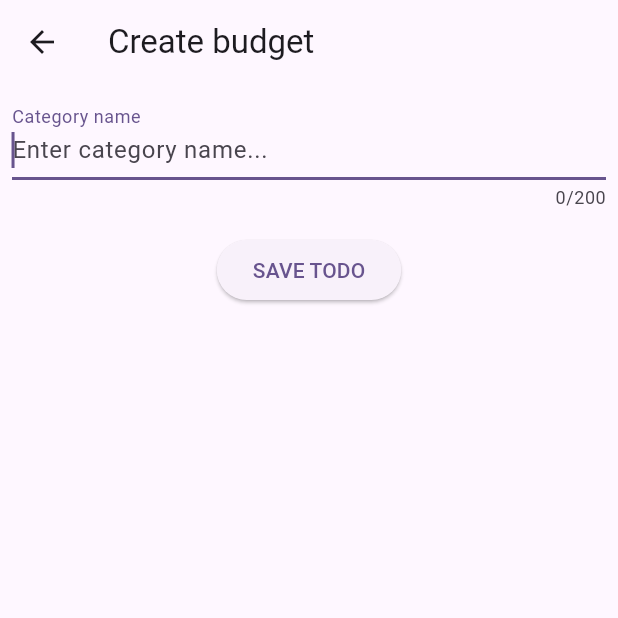
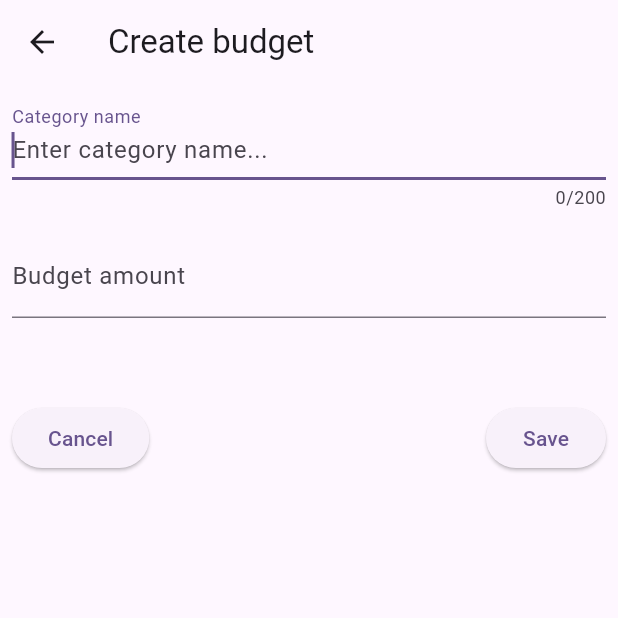
Before and after one commit to h4j4x/budgi, a Flutter app: the screen it shows after launch, after a tap on the "add" icon, on a phone screen of 412 x 824 dp, the top half of it. Run offline on Flutter 3.47's test engine with Material 2 defaults, Android fonts, the light colour scheme and no system bars; our stand-ins replace get_it.

Commit message:
l10n & budget category amount form

```diff
--- a/lib/l10n/app_en.arb
+++ b/lib/l10n/app_en.arb
@@ -2,11 +2,17 @@
   "addAction": "Add",
   "appTitle": "Budg1",
   "budget": "Budget",
+  "budgetAmount": "Budget amount",
+  "budgetAmountHint": "Enter budget amount...",
   "budgets": "Budgets",
+  "cancelAction": "Cancel",
+  "categoryName": "Category name",
+  "categoryNameHint": "Enter category name...",
   "createAction": "Create",
   "editAction": "Edit",
   "fromDate": "From date",
-  "invalidBudgetCategoryName": "Invalid budget category name",
+  "invalidBudgetAmount": "Invalid budget amount. Enter a non negative number for amount.",
+  "invalidBudgetCategoryName": "Invalid budget category name. Enter a non empty name with no more than 255 characters.",
   "prefixWithDate": "{prefix}{date}",
   "@prefixWithDate": {
     "placeholders": {
@@ -19,5 +25,6 @@
       }
     }
   },
+  "saveAction": "Save",
   "toDate": "To date"
 }
--- a/lib/l10n/l10n.dart
+++ b/lib/l10n/l10n.dart
@@ -109,11 +109,41 @@ abstract class L10n {
   /// **'Budget'**
   String get budget;
 
+  /// No description provided for @budgetAmount.
+  ///
+  /// In en, this message translates to:
+  /// **'Budget amount'**
+  String get budgetAmount;
+
+  /// No description provided for @budgetAmountHint.
+  ///
+  /// In en, this message translates to:
+  /// **'Enter budget amount...'**
+  String get budgetAmountHint;
+
   /// No description provided for @budgets.
   ///
   /// In en, this message translates to:
   /// **'Budgets'**
   String get budgets;
+
+  /// No description provided for @cancelAction.
+  ///
+  /// In en, this message translates to:
+  /// **'Cancel'**
+  String get cancelAction;
+
+  /// No description provided for @categoryName.
+  ///
+  /// In en, this message translates to:
+  /// **'Category name'**
+  String get categoryName;
+
+  /// No description provided for @categoryNameHint.
+  ///
+  /// In en, this message translates to:
+  /// **'Enter category name...'**
+  String get categoryNameHint;
 
   /// No description provided for @createAction.
   ///
@@ -133,10 +163,16 @@ abstract class L10n {
   /// **'From date'**
   String get fromDate;
 
+  /// No description provided for @invalidBudgetAmount.
+  ///
+  /// In en, this message translates to:
+  /// **'Invalid budget amount. Enter a non negative number for amount.'**
+  String get invalidBudgetAmount;
+
   /// No description provided for @invalidBudgetCategoryName.
   ///
   /// In en, this message translates to:
-  /// **'Invalid budget category name'**
+  /// **'Invalid budget category name. Enter a non empty name with no more than 255 characters.'**
   String get invalidBudgetCategoryName;
 
   /// No description provided for @prefixWithDate.
@@ -144,6 +180,12 @@ abstract class L10n {
   /// In en, this message translates to:
   /// **'{prefix}{date}'**
   String prefixWithDate(String prefix, DateTime date);
+
+  /// No description provided for @saveAction.
+  ///
+  /// In en, this message translates to:
+  /// **'Save'**
+  String get saveAction;
 
   /// No description provided for @toDate.
   ///
--- a/lib/l10n/l10n_en.dart
+++ b/lib/l10n/l10n_en.dart
@@ -16,7 +16,22 @@ class L10nEn extends L10n {
   String get budget => 'Budget';
 
   @override
+  String get budgetAmount => 'Budget amount';
+
+  @override
+  String get budgetAmountHint => 'Enter budget amount...';
+
+  @override
   String get budgets => 'Budgets';
+
+  @override
+  String get cancelAction => 'Cancel';
+
+  @override
+  String get categoryName => 'Category name';
+
+  @override
+  String get categoryNameHint => 'Enter category name...';
 
   @override
   String get createAction => 'Create';
@@ -28,7 +43,10 @@ class L10nEn extends L10n {
   String get fromDate => 'From date';
 
   @override
-  String get invalidBudgetCategoryName => 'Invalid budget category name';
+  String get invalidBudgetAmount => 'Invalid budget amount. Enter a non negative number for amount.';
+
+  @override
+  String get invalidBudgetCategoryName => 'Invalid budget category name. Enter a non empty name with no more than 255 characters.';
 
   @override
   String prefixWithDate(String prefix, DateTime date) {
@@ -39,5 +57,8 @@ class L10nEn extends L10n {
   }
 
   @override
+  String get saveAction => 'Save';
+
+  @override
   String get toDate => 'To date';
 }
--- a/lib/model/budget_category_error.dart
+++ b/lib/model/budget_category_error.dart
@@ -3,12 +3,14 @@ import 'package:flutter/material.dart';
 import '../l10n/l10n.dart';
 
 enum BudgetCategoryError {
-  invalidCategoryName;
+  invalidCategoryName,
+  invalidAmount;
 
   String l10n(BuildContext context) {
     final l10n = L10n.of(context);
     return switch (this) {
       invalidCategoryName => l10n.invalidBudgetCategoryName,
+      invalidAmount => l10n.invalidBudgetAmount,
     };
   }
 }
--- a/lib/service/impl/budget_category_validator.dart
+++ b/lib/service/impl/budget_category_validator.dart
@@ -5,6 +5,7 @@ import '../validator.dart';
 class BudgetCategoryAmountValidator
     implements Validator<BudgetCategoryAmount, BudgetCategoryError> {
   static const String categoryName = 'category.name';
+  static const String amount = 'amount';
 
   @override
   Map<String, BudgetCategoryError> validate(BudgetCategoryAmount item) {
@@ -12,6 +13,9 @@ class BudgetCategoryAmountValidator
     if (item.budgetCategory.name.isEmpty) {
       errors[categoryName] = BudgetCategoryError.invalidCategoryName;
     }
+    if (item.amount < 0) {
+      errors[amount] = BudgetCategoryError.invalidAmount;
+    }
     return errors;
   }
 }
--- a/lib/widget/budget_category_edit.dart
+++ b/lib/widget/budget_category_edit.dart
@@ -2,10 +2,10 @@ import 'package:flutter/material.dart';
 
 import '../di.dart';
 import '../error/validation.dart';
+import '../l10n/l10n.dart';
 import '../model/budget_category.dart';
 import '../model/budget_category_error.dart';
 import '../service/impl/budget_category_validator.dart';
-import 'common/max_width.dart';
 
 class BudgetCategoryEdit extends StatefulWidget {
   final BudgetCategoryAmount? value;
@@ -27,6 +27,8 @@ class BudgetCategoryEdit extends StatefulWidget {
 
 class _BudgetCategoryEditState extends State<BudgetCategoryEdit> {
   final nameController = TextEditingController();
+  final amountController = TextEditingController();
+  final amountFocus = FocusNode();
   final errors = <String, BudgetCategoryError>{};
 
   bool saving = false;
@@ -34,38 +36,25 @@ class _BudgetCategoryEditState extends State<BudgetCategoryEdit> {
   @override
   void initState() {
     super.initState();
-    nameController.text = widget.value?.budgetCategory.name ?? '';
+    if (widget.value != null) {
+      nameController.text = widget.value!.budgetCategory.name;
+      amountController.text =
+          widget.value!.amount.toStringAsFixed(2).toString();
+    }
   }
 
   @override
   Widget build(BuildContext context) {
     final items = <Widget>[
-      TextField(
-        controller: nameController,
-        textInputAction: TextInputAction.next,
-        autofocus: true,
-        maxLength: 200,
-        enabled: !saving,
-        decoration: InputDecoration(
-          labelText: 'Category name', // TODO
-          hintText: 'Enter category name...', // TODO
-          errorText:
-              errors[BudgetCategoryAmountValidator.categoryName]?.l10n(context),
-        ),
-        onChanged: (_) {
-          setState(() {
-            errors.remove(BudgetCategoryAmountValidator.categoryName);
-          });
-        },
-      ),
-      Center(
-        child: MaxWidthWidget(
-          maxWidth: 150,
-          child: ElevatedButton(
-            onPressed: saving ? null : onSave,
-            child: const Text('SAVE TODO'), // TODO
-          ),
-        ),
+      categoryNameField(),
+      amountField(),
+      const SizedBox(height: 24),
+      Row(
+        mainAxisAlignment: MainAxisAlignment.spaceBetween,
+        children: [
+          cancelButton(),
+          saveButton(),
+        ],
       ),
     ];
     return ListView.separated(
@@ -79,6 +68,80 @@ class _BudgetCategoryEditState extends State<BudgetCategoryEdit> {
     );
   }
 
+  Widget categoryNameField() {
+    final l10n = L10n.of(context);
+    return TextField(
+      controller: nameController,
+      textInputAction: TextInputAction.next,
+      autofocus: true,
+      maxLength: 200,
+      enabled: !saving,
+      decoration: InputDecoration(
+        labelText: l10n.categoryName,
+        hintText: l10n.categoryNameHint,
+        errorText:
+            errors[BudgetCategoryAmountValidator.categoryName]?.l10n(context),
+      ),
+      onChanged: (_) {
+        setState(() {
+          errors.remove(BudgetCategoryAmountValidator.categoryName);
+        });
+      },
+      onSubmitted: (_) {
+        amountFocus.requestFocus();
+      },
+    );
+  }
+
+  Widget amountField() {
+    final l10n = L10n.of(context);
+    return TextField(
+      controller: amountController,
+      textInputAction: TextInputAction.next,
+      enabled: !saving,
+      keyboardType: const TextInputType.numberWithOptions(decimal: true),
+      focusNode: amountFocus,
+      decoration: InputDecoration(
+        labelText: l10n.budgetAmount,
+        hintText: l10n.budgetAmountHint,
+        errorText: errors[BudgetCategoryAmountValidator.amount]?.l10n(context),
+      ),
+      onChanged: (_) {
+        setState(() {
+          errors.remove(BudgetCategoryAmountValidator.amount);
+        });
+      },
+    );
+  }
+
+  Widget cancelButton() {
+    return Center(
+      child: Container(
+        constraints: const BoxConstraints(maxWidth: 150, minWidth: 80),
+        child: ElevatedButton(
+          onPressed: saving
+              ? null
+              : () {
+                  Navigator.of(context).pop();
+                },
+          child: Text(L10n.of(context).cancelAction),
+        ),
+      ),
+    );
+  }
+
+  Widget saveButton() {
+    return Center(
+      child: Container(
+        constraints: const BoxConstraints(maxWidth: 150, minWidth: 80),
+        child: ElevatedButton(
+          onPressed: saving ? null : onSave,
+          child: Text(L10n.of(context).saveAction),
+        ),
+      ),
+    );
+  }
+
   void onSave() async {
     if (saving) {
       return;
@@ -88,12 +151,13 @@ class _BudgetCategoryEditState extends State<BudgetCategoryEdit> {
       saving = true;
     });
     try {
+      final amount = double.tryParse(amountController.text) ?? -1;
       await DI().budgetCategoryService().saveAmount(
             categoryCode: widget.value?.budgetCategory.code,
             categoryName: nameController.text,
             fromDate: widget.fromDate,
             toDate: widget.toDate,
-            amount: 1.0, // TODO
+            amount: amount,
           );
       if (mounted) {
         Navigator.of(context).pop();
--- a/lib/widget/budget_category_list.dart
+++ b/lib/widget/budget_category_list.dart
@@ -6,7 +6,6 @@ import '../model/budget_category.dart';
 import '../model/crud_handler.dart';
 import '../model/item_action.dart';
 import 'common/date_input.dart';
-import 'common/max_width.dart';
 import 'common/responsive.dart';
 
 class BudgetCategoryList extends StatefulWidget {
@@ -108,8 +107,8 @@ class _BudgetCategoryListState extends State<BudgetCategoryList> {
         runSpacing: 8,
         spacing: 8,
         children: [
-          MaxWidthWidget(
-            maxWidth: 200,
+          Container(
+            constraints: const BoxConstraints(maxWidth: 200),
             child: DateInputWidget(
               label: l10n.fromDate,
               value: widget.fromDate,
@@ -117,8 +116,8 @@ class _BudgetCategoryListState extends State<BudgetCategoryList> {
               onChange: widget.onFromDateChange,
             ),
           ),
-          MaxWidthWidget(
-            maxWidth: 200,
+          Container(
+            constraints: const BoxConstraints(maxWidth: 200),
             child: DateInputWidget(
               label: l10n.toDate,
               minValue: widget.fromDate.add(const Duration(days: 1)),
--- a/lib/widget/common/max_width.dart
+++ /dev/null
@@ -1,20 +0,0 @@
-import 'package:flutter/material.dart';
-
-class MaxWidthWidget extends StatelessWidget {
-  final Widget child;
-  final double maxWidth;
-
-  const MaxWidthWidget({
-    super.key,
-    required this.child,
-    required this.maxWidth,
-  });
-
-  @override
-  Widget build(BuildContext context) {
-    return Container(
-      constraints: BoxConstraints(maxWidth: maxWidth),
-      child: child,
-    );
-  }
-}
```
